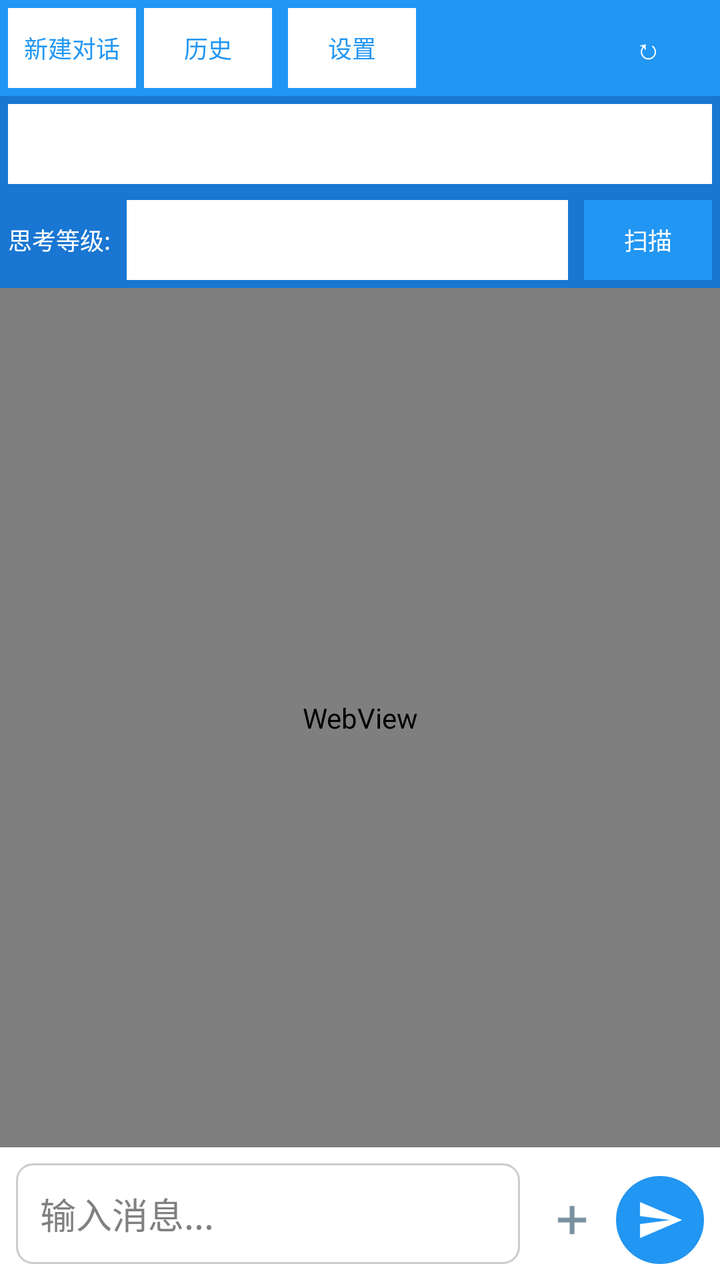
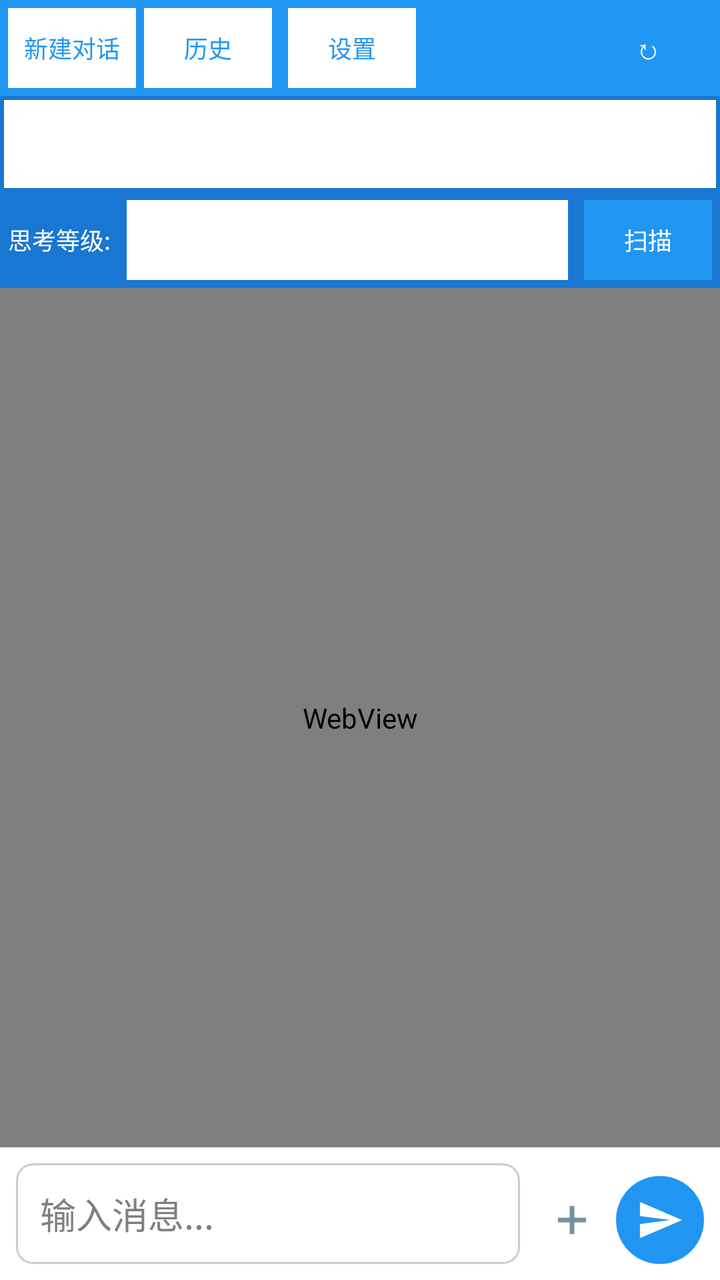

Before-and-after screenshots of an Android layout around one commit, followed by the original layout XML and the change that was made.
<!-- AndroidManifest.xml: application theme AppTheme -->
<!-- res/layout/activity_main.xml -->
<?xml version='1.0' encoding='utf-8'?>
<LinearLayout xmlns:android="http://schemas.android.com/apk/res/android" android:orientation="vertical" android:background="@color/background" android:layout_width="match_parent" android:layout_height="match_parent">
    <LinearLayout android:gravity="center_vertical" android:orientation="horizontal" android:background="@color/primary" android:padding="4dp" android:layout_width="match_parent" android:layout_height="wrap_content" android:minHeight="48dp">
        <Button android:textSize="12sp" android:textColor="@color/primary" android:id="@+id/new_conversation_button" android:background="@android:color/white" android:padding="8dp" android:layout_width="wrap_content" android:layout_height="40dp" android:layout_marginRight="4dp" android:text="@string/new_conversation" />
        <Button android:textSize="12sp" android:textColor="@color/primary" android:id="@+id/history_button" android:background="@android:color/white" android:padding="8dp" android:layout_width="wrap_content" android:layout_height="40dp" android:layout_marginRight="8dp" android:text="@string/history" />
        <Button android:textSize="12sp" android:textColor="@color/primary" android:id="@+id/settings_button" android:background="@android:color/white" android:padding="8dp" android:layout_width="wrap_content" android:layout_height="40dp" android:text="@string/settings" />
        <View android:layout_width="0dp" android:layout_height="0dp" android:layout_weight="1" />
        <Button android:textSize="14sp" android:textColor="@android:color/white" android:id="@+id/rotate_button" android:background="@android:color/transparent" android:padding="8dp" android:layout_width="wrap_content" android:layout_height="40dp" android:text="↻" />
    </LinearLayout>
    <LinearLayout android:gravity="center_vertical" android:orientation="horizontal" android:background="@color/primary_dark" android:padding="4dp" android:layout_width="match_parent" android:layout_height="wrap_content" android:minHeight="48dp" android:id="@+id/model_row">
        <Spinner android:id="@+id/model_spinner" android:background="@android:color/white" android:padding="8dp" android:layout_width="match_parent" android:layout_height="40dp" android:paddingTop="4dp" android:paddingBottom="4dp" />
    </LinearLayout>
    <LinearLayout android:gravity="center_vertical" android:orientation="horizontal" android:background="@color/primary_dark" android:padding="4dp" android:layout_width="match_parent" android:layout_height="wrap_content" android:minHeight="48dp" android:id="@+id/thinking_row">
        <TextView android:textSize="12sp" android:textColor="@android:color/white" android:layout_width="wrap_content" android:layout_height="wrap_content" android:text="思考等级:" />
        <Spinner android:id="@+id/thinking_spinner" android:background="@android:color/white" android:padding="4dp" android:layout_width="0dp" android:layout_height="40dp" android:layout_marginLeft="8dp" android:layout_weight="1" android:paddingTop="4dp" android:paddingBottom="4dp" />
        <Button android:id="@+id/scan_button" android:text="@string/scan" android:textSize="12sp" android:textColor="@android:color/white" android:background="@color/primary" android:paddingLeft="10dp" android:paddingRight="10dp" android:layout_width="wrap_content" android:layout_height="40dp" android:layout_marginLeft="8dp" />
    </LinearLayout>
    <FrameLayout android:id="@+id/scroll_to_bottom_bar" android:layout_width="match_parent" android:layout_height="0dp" android:layout_weight="1">
        <WebView android:id="@+id/message_webview" android:layout_width="match_parent" android:layout_height="match_parent" />
        <TextView android:id="@+id/scroll_to_bottom_button" android:textSize="15sp" android:textStyle="bold" android:textColor="#FFFFFF" android:background="@drawable/bg_scroll_bubble" android:gravity="center" android:includeFontPadding="false" android:layout_gravity="end|bottom" android:layout_marginRight="14dp" android:layout_marginBottom="10dp" android:visibility="gone" android:layout_width="38dp" android:layout_height="38dp" android:text="↓" />
    </FrameLayout>
    <LinearLayout android:id="@+id/queue_bar" android:gravity="center_vertical" android:orientation="horizontal" android:background="#FFF8E1" android:padding="4dp" android:visibility="gone" android:layout_width="match_parent" android:layout_height="wrap_content">
        <TextView android:id="@+id/queue_bar_text" android:textSize="12sp" android:textColor="#8D6E00" android:padding="4dp" android:layout_width="0dp" android:layout_height="wrap_content" android:layout_weight="1" android:text="排队 0 条" />
        <Button android:id="@+id/queue_manage_button" android:textSize="12sp" android:textColor="@color/primary" android:background="@android:color/transparent" android:padding="4dp" android:minHeight="0dp" android:layout_width="wrap_content" android:layout_height="wrap_content" android:text="管理" />
    </LinearLayout>
    <HorizontalScrollView android:id="@+id/attachment_scroll" android:scrollbars="none" android:background="@color/background" android:paddingLeft="8dp" android:paddingRight="8dp" android:paddingTop="4dp" android:layout_width="match_parent" android:layout_height="wrap_content" android:visibility="gone">
        <LinearLayout android:id="@+id/attachment_bar" android:orientation="horizontal" android:layout_width="wrap_content" android:layout_height="wrap_content" />
    </HorizontalScrollView>
    <TextView android:id="@+id/usage_bar" android:textSize="11sp" android:textColor="#777777" android:paddingLeft="14dp" android:paddingRight="14dp" android:paddingTop="3dp" android:paddingBottom="3dp" android:maxLines="1" android:ellipsize="end" android:background="@color/background" android:visibility="gone" android:layout_width="match_parent" android:layout_height="wrap_content" />
    <LinearLayout android:orientation="vertical" android:background="@color/white" android:layout_width="match_parent" android:layout_height="wrap_content">
        <LinearLayout android:id="@+id/input_action_bar" android:orientation="horizontal" android:gravity="center_vertical" android:background="@color/white" android:paddingLeft="8dp" android:paddingRight="8dp" android:visibility="gone" android:layout_width="match_parent" android:layout_height="34dp">
            <TextView android:id="@+id/clear_input_button" android:textSize="20sp" android:textColor="#90a4ae" android:gravity="center" android:includeFontPadding="false" android:background="?android:attr/selectableItemBackground" android:layout_width="44dp" android:layout_height="34dp" android:contentDescription="清空输入" android:text="×" />
            <View android:layout_width="0dp" android:layout_height="1dp" android:layout_weight="1" />
            <ImageButton android:id="@+id/expand_button" android:background="?android:attr/selectableItemBackground" android:padding="4dp" android:layout_width="30dp" android:layout_height="30dp" android:scaleType="fitCenter" android:src="@drawable/ic_expand" android:visibility="gone" android:contentDescription="@string/fullscreen_input" />
        </LinearLayout>
        <LinearLayout android:gravity="bottom" android:orientation="horizontal" android:background="@color/white" android:padding="8dp" android:layout_width="match_parent" android:layout_height="wrap_content">
            <EditText android:id="@+id/input_edit_text" android:background="@drawable/edit_text_background" android:padding="12dp" android:minHeight="44dp" android:layout_width="0dp" android:layout_height="wrap_content" android:hint="@string/input_hint" android:maxLines="4" android:layout_weight="1" android:inputType="textMultiLine" />
            <ImageButton android:id="@+id/plus_button" android:background="?android:attr/selectableItemBackground" android:padding="10dp" android:layout_width="44dp" android:layout_height="44dp" android:layout_marginLeft="4dp" android:scaleType="fitCenter" android:src="@drawable/ic_plus" android:contentDescription="@string/attach" />
            <ImageButton android:id="@+id/send_button" android:background="@drawable/bg_send_button" android:padding="10dp" android:layout_width="44dp" android:layout_height="44dp" android:scaleType="fitCenter" android:src="@drawable/ic_send" android:contentDescription="@string/send" />
        </LinearLayout>
    </LinearLayout>
</LinearLayout>
<!-- resources referenced by this layout -->
<resources>
  <color name="background">#f5f5f5</color>
  <color name="primary">#2196f3</color>
  <color name="primary_dark">#1976d2</color>
  <color name="white">#ffffff</color>
  <!-- drawable bg_scroll_bubble (drawable) -->
  <?xml version="1.0" encoding="utf-8"?>
  <shape xmlns:android="http://schemas.android.com/apk/res/android"
      android:shape="oval">
      <solid android:color="#B3000000"/>
      <stroke
          android:width="1dp"
          android:color="#33FFFFFF"/>
  </shape>
  <!-- drawable bg_send_button (drawable) -->
  <?xml version="1.0" encoding="utf-8"?>
  <selector xmlns:android="http://schemas.android.com/apk/res/android">
      <item android:state_pressed="true">
          <shape android:shape="oval">
              <solid android:color="@color/primary_dark"/>
          </shape>
      </item>
      <item android:state_enabled="false">
          <shape android:shape="oval">
              <solid android:color="#90CAF9"/>
          </shape>
      </item>
      <item>
          <shape android:shape="oval">
              <solid android:color="@color/primary"/>
          </shape>
      </item>
  </selector>
  <!-- drawable edit_text_background (drawable) -->
  <?xml version="1.0" encoding="utf-8"?>
  <shape xmlns:android="http://schemas.android.com/apk/res/android" android:shape="rectangle">
      <solid android:color="@android:color/white"/>
      <corners android:radius="8dp"/>
      <stroke android:width="1dp" android:color="@color/gray"/>
  </shape>
  <!-- drawable ic_expand: png bitmap (drawable-hdpi, 831 bytes) -->
  <!-- drawable ic_plus: png bitmap (drawable-hdpi, 454 bytes) -->
  <!-- drawable ic_send: png bitmap (drawable-hdpi, 523 bytes) -->
  <string name="attach">添加附件</string>
  <string name="fullscreen_input">全屏输入</string>
  <string name="history">历史</string>
  <string name="input_hint">输入消息...</string>
  <string name="new_conversation">新建对话</string>
  <string name="scan">扫描</string>
  <string name="send">发送</string>
  <string name="settings">设置</string>
  <style name="AppTheme" parent="@android:style/Theme.Holo.Light">
          <item name="android:windowBackground">@color/background</item>
          <item name="android:actionBarStyle">@style/ActionBarStyle</item>
      </style>
  <color name="gray">#cccccc</color>
  <style name="ActionBarStyle" parent="@android:style/Widget.Holo.Light.ActionBar">
          <item name="android:background">@color/primary</item>
      </style>
</resources>

<!-- the commit's change to res/layout/activity_main.xml (unified diff, before → after) -->
@@ -7,8 +7,8 @@
         <View android:layout_width="0dp" android:layout_height="0dp" android:layout_weight="1" />
         <Button android:textSize="14sp" android:textColor="@android:color/white" android:id="@+id/rotate_button" android:background="@android:color/transparent" android:padding="8dp" android:layout_width="wrap_content" android:layout_height="40dp" android:text="↻" />
     </LinearLayout>
-    <LinearLayout android:gravity="center_vertical" android:orientation="horizontal" android:background="@color/primary_dark" android:padding="4dp" android:layout_width="match_parent" android:layout_height="wrap_content" android:minHeight="48dp" android:id="@+id/model_row">
-        <Spinner android:id="@+id/model_spinner" android:background="@android:color/white" android:padding="8dp" android:layout_width="match_parent" android:layout_height="40dp" android:paddingTop="4dp" android:paddingBottom="4dp" />
+    <LinearLayout android:gravity="center_vertical" android:orientation="horizontal" android:background="@color/primary_dark" android:padding="2dp" android:layout_width="match_parent" android:layout_height="wrap_content" android:minHeight="48dp" android:id="@+id/model_row">
+        <Spinner android:id="@+id/model_spinner" android:background="@android:color/white" android:padding="8dp" android:layout_width="match_parent" android:layout_height="44dp" android:paddingTop="2dp" android:paddingBottom="2dp" />
     </LinearLayout>
     <LinearLayout android:gravity="center_vertical" android:orientation="horizontal" android:background="@color/primary_dark" android:padding="4dp" android:layout_width="match_parent" android:layout_height="wrap_content" android:minHeight="48dp" android:id="@+id/thinking_row">
         <TextView android:textSize="12sp" android:textColor="@android:color/white" android:layout_width="wrap_content" android:layout_height="wrap_content" android:text="思考等级:" />
